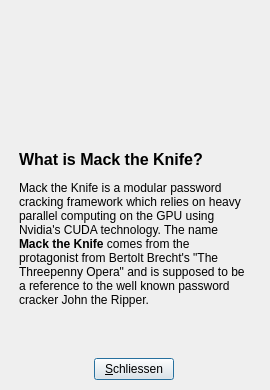
This is mack_the_knfie_gui/mack_demo_gui/about_dialog.ui in Onkeliroh/Projekt-WS2012 as Qt 5 draws it before an edit. The edited form follows.
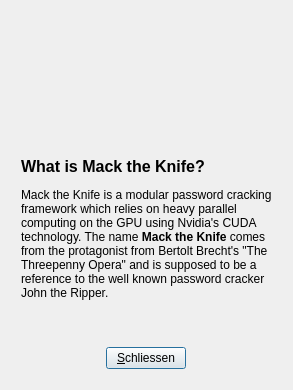
This is the edited form. Icons and pictures are not drawn.

Diff of the .ui file:
```diff
--- a/mack_the_knfie_gui/mack_demo_gui/about_dialog.ui
+++ b/mack_the_knfie_gui/mack_demo_gui/about_dialog.ui
@@ -16,36 +16,44 @@
   <property name="windowTitle">
    <string>Über</string>
   </property>
-  <widget class="QWidget" name="verticalLayoutWidget">
-   <property name="geometry">
-    <rect>
-     <x>-1</x>
-     <y>-1</y>
-     <width>271</width>
-     <height>391</height>
-    </rect>
-   </property>
+  <layout class="QHBoxLayout" name="horizontalLayout">
+   <item>
    <layout class="QVBoxLayout" name="verticalLayout">
     <property name="leftMargin">
-     <number>20</number>
+      <number>10</number>
     </property>
     <property name="topMargin">
      <number>0</number>
     </property>
     <property name="rightMargin">
-     <number>20</number>
+      <number>10</number>
     </property>
     <property name="bottomMargin">
      <number>10</number>
     </property>
     <item>
      <widget class="QLabel" name="logo_label">
+       <property name="sizePolicy">
+        <sizepolicy hsizetype="Maximum" vsizetype="Maximum">
+         <horstretch>0</horstretch>
+         <verstretch>0</verstretch>
+        </sizepolicy>
+       </property>
+       <property name="minimumSize">
+        <size>
+         <width>0</width>
+         <height>0</height>
+        </size>
+       </property>
       <property name="maximumSize">
        <size>
-        <width>16777215</width>
+         <width>100</width>
         <height>100</height>
        </size>
       </property>
+       <property name="textFormat">
+        <enum>Qt::AutoText</enum>
+       </property>
       <property name="pixmap">
        <pixmap resource="ress.qrc">:/cracker.png</pixmap>
       </property>
@@ -54,8 +62,14 @@
       </property>
      </widget>
     </item>
-    <item alignment="Qt::AlignHCenter">
+     <item>
      <widget class="QLabel" name="info_label">
+       <property name="sizePolicy">
+        <sizepolicy hsizetype="Fixed" vsizetype="Preferred">
+         <horstretch>0</horstretch>
+         <verstretch>0</verstretch>
+        </sizepolicy>
+       </property>
       <property name="text">
        <string>&lt;html&gt;&lt;head/&gt;&lt;body&gt;&lt;p&gt;&lt;span style=&quot; font-size:12pt; font-weight:600;&quot;&gt;What is Mack the Knife?&lt;/span&gt;&lt;/p&gt;&lt;p&gt;Mack the Knife is a modular password cracking framework which relies on heavy parallel computing on the GPU using Nvidia's CUDA technology. The name &lt;span style=&quot; font-weight:600;&quot;&gt;Mack the Knife&lt;/span&gt; comes from the protagonist from Bertolt Brecht's &amp;quot;The Threepenny Opera&amp;quot; and is supposed to be a reference to the well known password cracker John the Ripper. &lt;/p&gt;&lt;/body&gt;&lt;/html&gt;</string>
       </property>
@@ -72,7 +86,8 @@
      </widget>
     </item>
    </layout>
-  </widget>
+   </item>
+  </layout>
   <action name="actionClose">
    <property name="text">
     <string>Close</string>
```
Left out of the diff: 5 changed lines with no effect on the pictures. Lines whose indentation alone changed are shown as unchanged.
